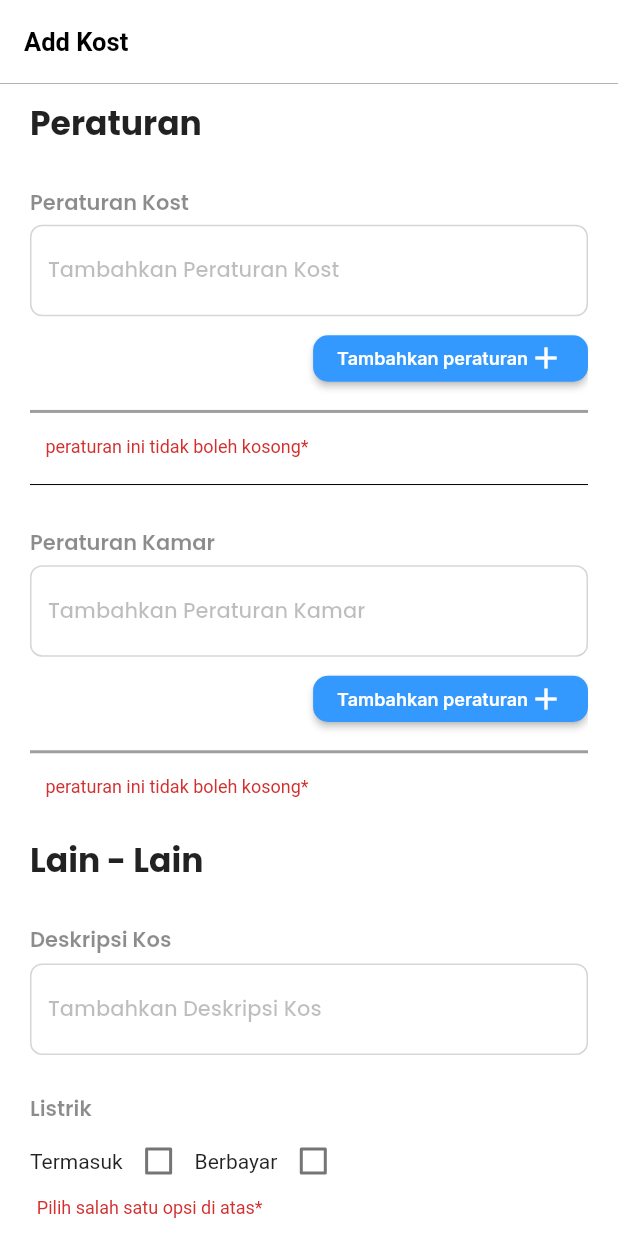
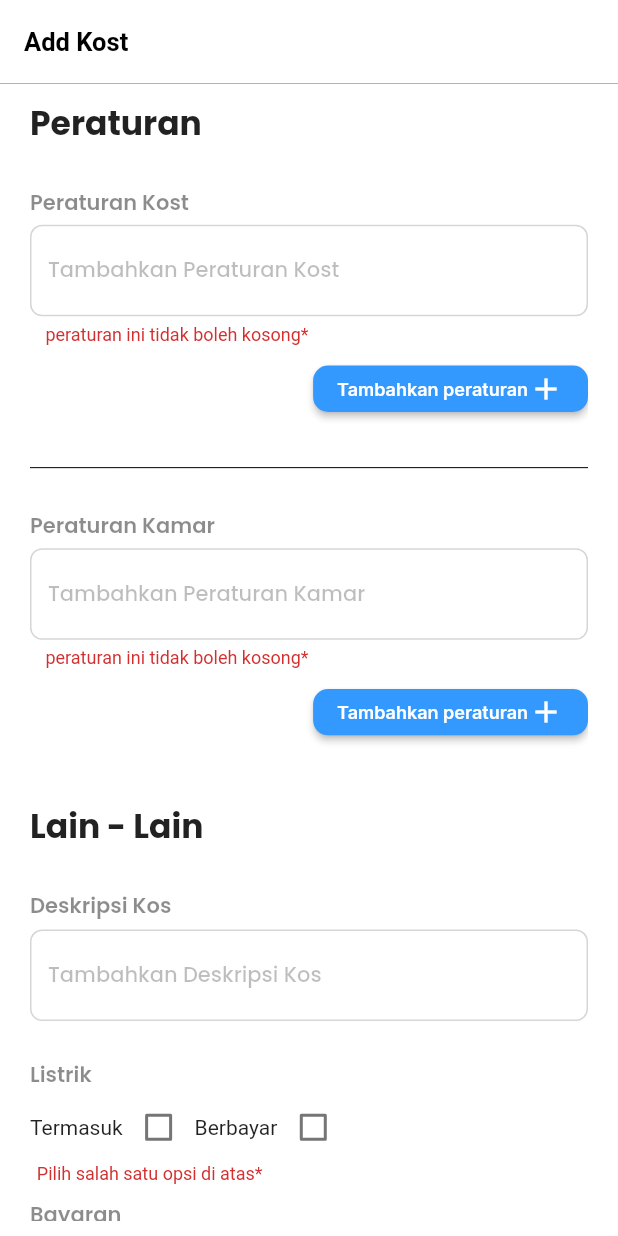
Before and after one commit to NamkuGavin/Project_TA_Anakkos, a Flutter app: the AddKostPage3 screen opened directly with empty values, on a phone screen of 412 x 824 dp. Run offline on Flutter 3.47's test engine with Material 2 defaults, Android fonts, the phone set to English and light mode, and no system bars; our stand-ins replace anim_search_bar, carousel_slider, cloud_firestore, currency_text_input_formatter, curved_labeled_navigation_bar, custom_radio_grouped_button and 24 more; missing offline and left inert: cupertino_stepper, flutter_form_bloc; accounts and stored records are empty.

Commit message:
feat: [GA] API User Seller continue part 13

```diff
--- a/lib/api_url_config/server_config.dart
+++ b/lib/api_url_config/server_config.dart
@@ -30,4 +30,6 @@ class ServerConfig {
   static String updateAvgRating = "/update-avg-rating";
   static String addKostRule = "/create-kost-rules";
   static String addRoomRule = "/create-room-rules";
+  static String getKostRule = "/get-kost-rules";
+  static String getRoomRule = "/get-room-rules";
 }
--- a/lib/model/create_kost_model.dart
+++ b/lib/model/create_kost_model.dart
@@ -18,12 +18,12 @@ class CreateKostModel {
   });
 
   String message;
-  Data data;
+  CreateKostData data;
 
   factory CreateKostModel.fromJson(Map<String, dynamic> json) =>
       CreateKostModel(
         message: json["message"],
-        data: Data.fromJson(json["data"]),
+        data: CreateKostData.fromJson(json["data"]),
       );
 
   Map<String, dynamic> toJson() => {
@@ -32,8 +32,8 @@ class CreateKostModel {
       };
 }
 
-class Data {
-  Data({
+class CreateKostData {
+  CreateKostData({
     required this.kostName,
     required this.location,
     required this.locationUrl,
@@ -43,8 +43,6 @@ class Data {
     required this.desc,
     required this.width,
     required this.weight,
-    required this.roomRules,
-    required this.kostRules,
     required this.roomPrice,
     required this.elecPrice,
     required this.totalPrice,
@@ -62,8 +60,6 @@ class Data {
   String desc;
   String width;
   String weight;
-  String roomRules;
-  String kostRules;
   String roomPrice;
   String elecPrice;
   int totalPrice;
@@ -71,7 +67,7 @@ class Data {
   DateTime createdAt;
   int id;
 
-  factory Data.fromJson(Map<String, dynamic> json) => Data(
+  factory CreateKostData.fromJson(Map<String, dynamic> json) => CreateKostData(
         kostName: json["kost_name"],
         location: json["location"],
         locationUrl: json["location_url"],
@@ -81,8 +77,6 @@ class Data {
         desc: json["desc"],
         width: json["width"],
         weight: json["weight"],
-        roomRules: json["room_rules"],
-        kostRules: json["kost_rules"],
         roomPrice: json["room_price"],
         elecPrice: json["elec_price"],
         totalPrice: json["total_price"],
@@ -101,8 +95,6 @@ class Data {
         "desc": desc,
         "width": width,
         "weight": weight,
-        "room_rules": roomRules,
-        "kost_rules": kostRules,
         "room_price": roomPrice,
         "elec_price": elecPrice,
         "total_price": totalPrice,
--- /dev/null
+++ b/lib/model/kost_room_rule_model.dart
@@ -0,0 +1,67 @@
+// To parse this JSON data, do
+//
+//     final kostRoomRuleModel = kostRoomRuleModelFromJson(jsonString);
+
+import 'package:meta/meta.dart';
+import 'dart:convert';
+
+KostRoomRuleModel kostRoomRuleModelFromJson(String str) =>
+    KostRoomRuleModel.fromJson(json.decode(str));
+
+String kostRoomRuleModelToJson(KostRoomRuleModel data) =>
+    json.encode(data.toJson());
+
+class KostRoomRuleModel {
+  KostRoomRuleModel({
+    required this.message,
+    required this.data,
+  });
+
+  String message;
+  List<KostRoomRuleData> data;
+
+  factory KostRoomRuleModel.fromJson(Map<String, dynamic> json) =>
+      KostRoomRuleModel(
+        message: json["message"],
+        data: List<KostRoomRuleData>.from(
+            json["data"].map((x) => KostRoomRuleData.fromJson(x))),
+      );
+
+  Map<String, dynamic> toJson() => {
+        "message": message,
+        "data": List<dynamic>.from(data.map((x) => x.toJson())),
+      };
+}
+
+class KostRoomRuleData {
+  KostRoomRuleData({
+    required this.id,
+    required this.kostId,
+    required this.content,
+    required this.createdAt,
+    required this.updatedAt,
+  });
+
+  int id;
+  String kostId;
+  String content;
+  DateTime createdAt;
+  DateTime updatedAt;
+
+  factory KostRoomRuleData.fromJson(Map<String, dynamic> json) =>
+      KostRoomRuleData(
+        id: json["id"],
+        kostId: json["kost_id"],
+        content: json["content"],
+        createdAt: DateTime.parse(json["created_at"]),
+        updatedAt: DateTime.parse(json["updated_at"]),
+      );
+
+  Map<String, dynamic> toJson() => {
+        "id": id,
+        "kost_id": kostId,
+        "content": content,
+        "created_at": createdAt.toIso8601String(),
+        "updated_at": updatedAt.toIso8601String(),
+      };
+}
--- a/lib/ui-Seller/addkost_seller3.dart
+++ b/lib/ui-Seller/addkost_seller3.dart
@@ -203,7 +203,16 @@ class _AddKostPage3State extends State<AddKostPage3> {
                                       color: ColorValues.primaryBlue),
                                   borderRadius: BorderRadius.circular(8))),
                         ),
-                        SizedBox(height: 4.h),
+                        kostRule_list.isEmpty
+                            ? Padding(
+                                padding: EdgeInsets.only(left: 9.w, top: 5.h),
+                                child: Text("peraturan ini tidak boleh kosong*",
+                                    style: TextStyle(
+                                        color: Colors.red.shade700,
+                                        fontSize: 12)),
+                              )
+                            : Container(),
+                        SizedBox(height: 5.h),
                         Align(
                           alignment: Alignment.bottomRight,
                           child: ElevatedButton(
@@ -230,7 +239,9 @@ class _AddKostPage3State extends State<AddKostPage3> {
                               )),
                         ),
                         SizedBox(height: 10.h),
-                        Container(
+                        kostRule_list.isEmpty
+                            ? Container()
+                            : Container(
                                 decoration: BoxDecoration(
                                   border: Border.all(
                                     color: Colors.grey,
@@ -241,7 +252,8 @@ class _AddKostPage3State extends State<AddKostPage3> {
                                   child: ListView.builder(
                                     shrinkWrap: true,
                                     itemCount: kostRule_list.length,
-                              itemBuilder: (BuildContext context, int index) {
+                                    itemBuilder:
+                                        (BuildContext context, int index) {
                                       return ListTile(
                                         leading: Text(
                                           '${index + 1}.', // menampilkan nomor urut
@@ -263,15 +275,6 @@ class _AddKostPage3State extends State<AddKostPage3> {
                                   ),
                                 ),
                               ),
-                        kostRule_list.isEmpty
-                            ? Padding(
-                                padding: EdgeInsets.only(left: 9.w, top: 15.h),
-                                child: Text("peraturan ini tidak boleh kosong*",
-                                    style: TextStyle(
-                                        color: Colors.red.shade700,
-                                        fontSize: 12)),
-                              )
-                            : Container(),
                         SizedBox(height: 10.h),
                         Divider(color: Colors.black),
                         SizedBox(height: 20.h),
@@ -305,7 +308,16 @@ class _AddKostPage3State extends State<AddKostPage3> {
                                       color: ColorValues.primaryBlue),
                                   borderRadius: BorderRadius.circular(8))),
                         ),
-                        SizedBox(height: 4.h),
+                        roomRule_list.isEmpty
+                            ? Padding(
+                                padding: EdgeInsets.only(left: 9.w, top: 5.h),
+                                child: Text("peraturan ini tidak boleh kosong*",
+                                    style: TextStyle(
+                                        color: Colors.red.shade700,
+                                        fontSize: 12)),
+                              )
+                            : Container(),
+                        SizedBox(height: 5.h),
                         Align(
                           alignment: Alignment.bottomRight,
                           child: ElevatedButton(
@@ -332,7 +344,9 @@ class _AddKostPage3State extends State<AddKostPage3> {
                               )),
                         ),
                         SizedBox(height: 10.h),
-                        Container(
+                        roomRule_list.isEmpty
+                            ? Container()
+                            : Container(
                                 decoration: BoxDecoration(
                                   border: Border.all(
                                     color: Colors.grey,
@@ -343,7 +357,8 @@ class _AddKostPage3State extends State<AddKostPage3> {
                                   child: ListView.builder(
                                     shrinkWrap: true,
                                     itemCount: roomRule_list.length,
-                              itemBuilder: (BuildContext context, int index) {
+                                    itemBuilder:
+                                        (BuildContext context, int index) {
                                       return ListTile(
                                         leading: Text(
                                           '${index + 1}.', // menampilkan nomor urut
@@ -365,15 +380,6 @@ class _AddKostPage3State extends State<AddKostPage3> {
                                   ),
                                 ),
                               ),
-                        roomRule_list.isEmpty
-                            ? Padding(
-                                padding: EdgeInsets.only(left: 9.w, top: 15.h),
-                                child: Text("peraturan ini tidak boleh kosong*",
-                                    style: TextStyle(
-                                        color: Colors.red.shade700,
-                                        fontSize: 12)),
-                              )
-                            : Container(),
                         SizedBox(height: 25.h),
                         Text("Lain - Lain",
                             style: GoogleFonts.poppins(
@@ -539,7 +545,7 @@ class _AddKostPage3State extends State<AddKostPage3> {
                                       color: ColorValues.primaryBlue),
                                   borderRadius: BorderRadius.circular(8))),
                         ),
-                        SizedBox(height: 25.h),
+                        SizedBox(height: 50.h),
                         Row(
                           mainAxisAlignment: MainAxisAlignment.spaceBetween,
                           children: [
```
Also changed, not shown: lib/api_url_config/api_config.dart (+45 -0 lines), lib/model/detail_kost_user_model.dart (+0 -8 lines), lib/model/kost_by_facility_model.dart (+0 -8 lines), lib/model/kost_by_loc_model.dart (+0 -8 lines), lib/model/kost_by_popu_model.dart (+0 -8 lines), lib/ui-User/detail_kost.dart (+74 -70 lines). Lines whose indentation alone changed are shown as unchanged.
